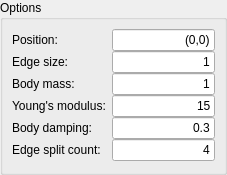
Qt form step/create_softbody_items.ui (KDE/step) before a commit.
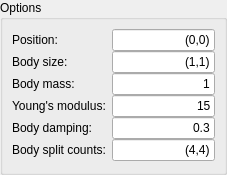
The same form after that commit.

Diff of the .ui file:
```diff
--- a/step/create_softbody_items.ui
+++ b/step/create_softbody_items.ui
@@ -51,14 +51,14 @@
       <item row="1" column="0" >
        <widget class="QLabel" name="label_3" >
         <property name="text" >
-         <string>Edge size:</string>
+         <string>Body size:</string>
         </property>
        </widget>
       </item>
       <item row="1" column="1" >
        <widget class="QLineEdit" name="lineEditSize" >
         <property name="text" >
-         <string>1</string>
+         <string>(1,1)</string>
         </property>
         <property name="alignment" >
          <set>Qt::AlignRight|Qt::AlignTrailing|Qt::AlignVCenter</set>
@@ -119,14 +119,14 @@
       <item row="5" column="0" >
        <widget class="QLabel" name="label" >
         <property name="text" >
-         <string>Edge split count:</string>
+         <string>Body split counts:</string>
         </property>
        </widget>
       </item>
       <item row="5" column="1" >
        <widget class="QLineEdit" name="lineEditSplit" >
         <property name="text" >
-         <string>4</string>
+         <string>(4,4)</string>
         </property>
         <property name="alignment" >
          <set>Qt::AlignRight|Qt::AlignTrailing|Qt::AlignVCenter</set>
```
